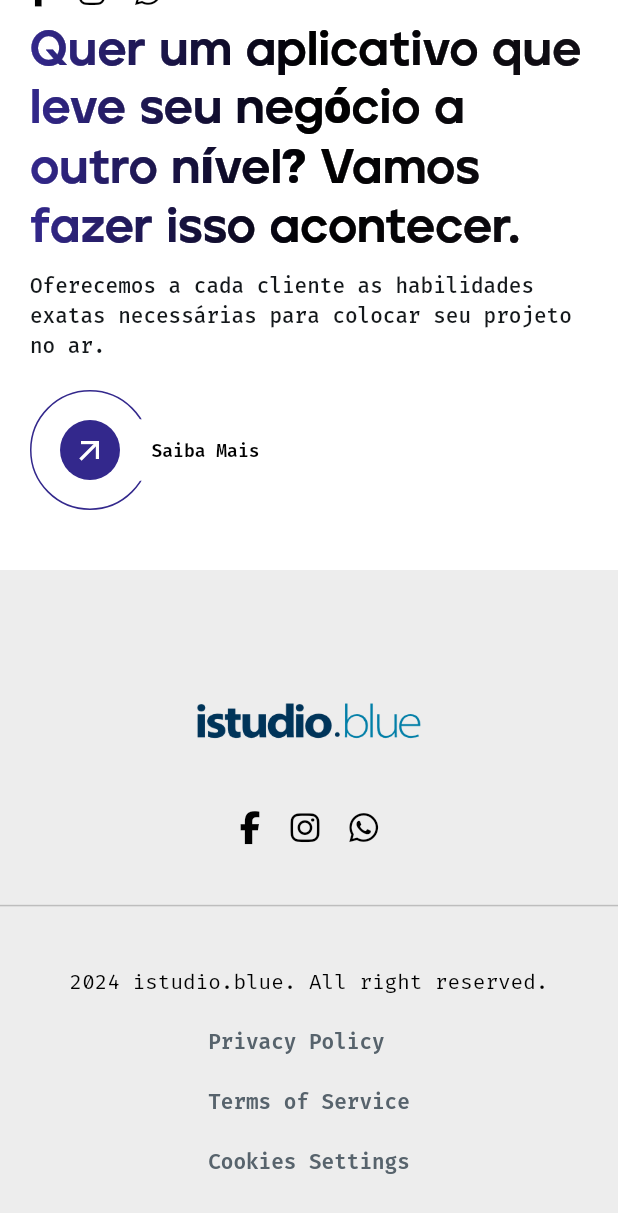
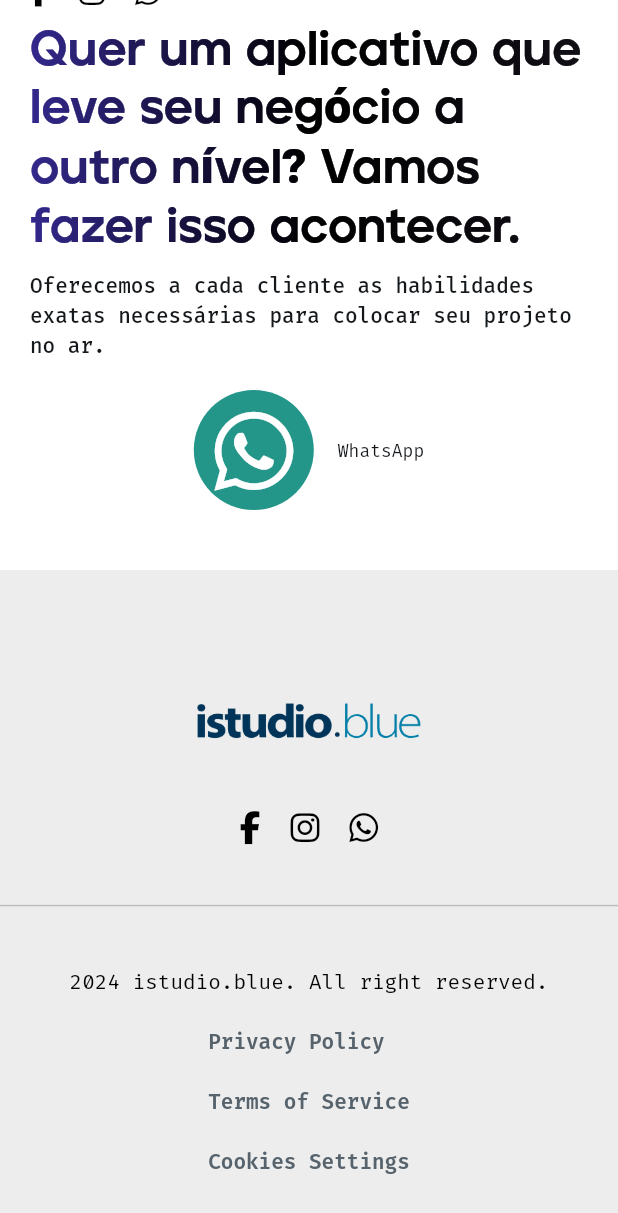
Before and after one commit to itetus/istudioblue, a Flutter app: the screen it shows after launch, scrolled down 1543 dp, on a phone screen of 412 x 824 dp. Shown: the top 1213 px of the screen. Run offline on Flutter 3.47's test engine with Material 3 defaults, Android fonts, the phone set to English and light mode, and no system bars; drawn by our look-alikes of simple_gradient_text; our stand-ins replace auto_size_text, flip_card, flutter_animate, font_awesome_flutter, from_css_color, go_router and 5 more; missing offline and left inert: json_path.

Commit message:
Updating to latest FlutterFlow output.

```diff
--- a/lib/pages/home_page/home_page_model.dart
+++ b/lib/pages/home_page/home_page_model.dart
@@ -3,9 +3,26 @@ import 'home_page_widget.dart' show HomePageWidget;
 import 'package:flutter/material.dart';
 
 class HomePageModel extends FlutterFlowModel<HomePageWidget> {
-  @override
-  void initState(BuildContext context) {}
+  ///  State fields for stateful widgets in this page.
+
+  // State field(s) for Column widget.
+  ScrollController? columnController1;
+  // State field(s) for Column widget.
+  ScrollController? columnController2;
+  // State field(s) for Row widget.
+  ScrollController? rowController;
 
   @override
-  void dispose() {}
+  void initState(BuildContext context) {
+    columnController1 = ScrollController();
+    columnController2 = ScrollController();
+    rowController = ScrollController();
+  }
+
+  @override
+  void dispose() {
+    columnController1?.dispose();
+    columnController2?.dispose();
+    rowController?.dispose();
+  }
 }
--- a/lib/pages/home_page/home_page_widget.dart
+++ b/lib/pages/home_page/home_page_widget.dart
@@ -186,6 +186,7 @@ class _HomePageWidgetState extends State<HomePageWidget>
           ),
         ),
         body: SingleChildScrollView(
+          controller: _model.columnController1,
           child: Column(
             mainAxisSize: MainAxisSize.max,
             children: [
@@ -198,6 +199,7 @@ class _HomePageWidgetState extends State<HomePageWidget>
                   decoration: const BoxDecoration(),
                   child: SingleChildScrollView(
                     primary: false,
+                    controller: _model.columnController2,
                     child: Column(
                       mainAxisSize: MainAxisSize.max,
                       children: [
@@ -2529,6 +2531,24 @@ class _HomePageWidgetState extends State<HomePageWidget>
                                                     0.0, 1.0),
                                                 child: Container(
                                                   decoration: const BoxDecoration(),
+                                                  child: InkWell(
+                                                    splashColor:
+                                                        Colors.transparent,
+                                                    focusColor:
+                                                        Colors.transparent,
+                                                    hoverColor:
+                                                        Colors.transparent,
+                                                    highlightColor:
+                                                        Colors.transparent,
+                                                    onTap: () async {
+                                                      await _model.rowController
+                                                          ?.animateTo(
+                                                        0,
+                                                        duration: const Duration(
+                                                            milliseconds: 100),
+                                                        curve: Curves.ease,
+                                                      );
+                                                    },
                                                     child: Stack(
                                                       alignment:
                                                           const AlignmentDirectional(
@@ -2559,8 +2579,8 @@ class _HomePageWidgetState extends State<HomePageWidget>
                                                               height: 40.0,
                                                               decoration:
                                                                   BoxDecoration(
-                                                              color: FlutterFlowTheme
-                                                                      .of(context)
+                                                                color: FlutterFlowTheme.of(
+                                                                        context)
                                                                     .primary,
                                                                 borderRadius:
                                                                     BorderRadius
@@ -2570,8 +2590,8 @@ class _HomePageWidgetState extends State<HomePageWidget>
                                                               child: const Icon(
                                                                 Icons
                                                                     .arrow_outward,
-                                                              color:
-                                                                  Colors.white,
+                                                                color: Colors
+                                                                    .white,
                                                                 size: 24.0,
                                                               ),
                                                             ),
@@ -2584,16 +2604,18 @@ class _HomePageWidgetState extends State<HomePageWidget>
                                                           child: Container(
                                                             decoration:
                                                                 const BoxDecoration(
-                                                            color: Colors.white,
+                                                              color:
+                                                                  Colors.white,
                                                             ),
                                                             child: Padding(
                                                               padding:
-                                                                const EdgeInsets.all(
+                                                                  const EdgeInsets
+                                                                      .all(
                                                                           12.0),
                                                               child: Text(
                                                                 'Saiba Mais',
-                                                              style: FlutterFlowTheme
-                                                                      .of(context)
+                                                                style: FlutterFlowTheme.of(
+                                                                        context)
                                                                     .bodyMedium
                                                                     .override(
                                                                       fontFamily:
@@ -2615,6 +2637,7 @@ class _HomePageWidgetState extends State<HomePageWidget>
                                                           ),
                                                         ),
                                                       ],
+                                                    ),
                                                   ),
                                                 ),
                                               ),
@@ -2834,6 +2857,7 @@ class _HomePageWidgetState extends State<HomePageWidget>
                                           ),
                                           SingleChildScrollView(
                                             scrollDirection: Axis.horizontal,
+                                            controller: _model.rowController,
                                             child: Row(
                                               mainAxisSize: MainAxisSize.max,
                                               children: [
@@ -3501,86 +3525,79 @@ class _HomePageWidgetState extends State<HomePageWidget>
                                                         const AlignmentDirectional(
                                                             -1.0, 0.0),
                                                     children: [
+                                                      Row(
+                                                        mainAxisSize:
+                                                            MainAxisSize.max,
+                                                        mainAxisAlignment:
+                                                            MainAxisAlignment
+                                                                .center,
+                                                        children: [
+                                                          Row(
+                                                            mainAxisSize:
+                                                                MainAxisSize
+                                                                    .max,
+                                                            children: [
                                                               Container(
                                                                 width: 80.0,
                                                                 height: 80.0,
                                                                 decoration:
                                                                     BoxDecoration(
+                                                                  color: FlutterFlowTheme.of(
+                                                                          context)
+                                                                      .success,
+                                                                  shape: BoxShape
+                                                                      .circle,
+                                                                ),
+                                                                child:
+                                                                    FlutterFlowIconButton(
+                                                                  borderColor:
+                                                                      Colors
+                                                                          .transparent,
                                                                   borderRadius:
-                                                              BorderRadius
-                                                                  .circular(
-                                                                      100.0),
-                                                          border: Border.all(
-                                                            color: FlutterFlowTheme
-                                                                    .of(context)
-                                                                .primary,
-                                                            width: 1.0,
-                                                          ),
-                                                        ),
-                                                        child: Align(
-                                                          alignment:
-                                                              const AlignmentDirectional(
-                                                                  0.0, 0.0),
-                                                          child: Container(
-                                                            width: 40.0,
-                                                            height: 40.0,
-                                                            decoration:
-                                                                BoxDecoration(
-                                                              color: FlutterFlowTheme
-                                                                      .of(context)
-                                                                  .primary,
-                                                              borderRadius:
-                                                                  BorderRadius
-                                                                      .circular(
-                                                                          100.0),
-                                                            ),
-                                                            child: const Icon(
-                                                              Icons
-                                                                  .arrow_outward,
-                                                              color:
-                                                                  Colors.white,
-                                                              size: 24.0,
-                                                            ),
-                                                          ),
-                                                        ),
-                                                      ),
-                                                      Align(
-                                                        alignment:
-                                                            const AlignmentDirectional(
-                                                                -0.5, 0.0),
-                                                        child: Container(
-                                                          decoration:
-                                                              const BoxDecoration(
-                                                            color: Colors.white,
-                                                          ),
-                                                          child: Padding(
+                                                                      8.0,
+                                                                  buttonSize:
+                                                                      40.0,
+                                                                  icon: FaIcon(
+                                                                    FontAwesomeIcons
+                                                                        .whatsapp,
+                                                                    color: FlutterFlowTheme.of(
+                                                                            context)
+                                                                        .info,
+                                                                    size: 60.0,
+                                                                  ),
+                                                                  onPressed:
+                                                                      () async {
+                                                                    await launchURL(
+                                                                        'https://wa.me/+5511963611000');
+                                                                  },
+                                                                ),
+                                                              ),
+                                                              Padding(
                                                                 padding:
-                                                                const EdgeInsets.all(
-                                                                    12.0),
+                                                                    const EdgeInsetsDirectional
+                                                                        .fromSTEB(
+                                                                            16.0,
+                                                                            0.0,
+                                                                            0.0,
+                                                                            0.0),
                                                                 child: Text(
-                                                              'Saiba Mais',
-                                                              style: FlutterFlowTheme
-                                                                      .of(context)
+                                                                  'WhatsApp',
+                                                                  style: FlutterFlowTheme.of(
+                                                                          context)
                                                                       .bodyMedium
                                                                       .override(
                                                                         fontFamily:
-                                                                        FlutterFlowTheme.of(context)
-                                                                            .bodyMediumFamily,
-                                                                    color: Colors
-                                                                        .black,
+                                                                            FlutterFlowTheme.of(context).bodyMediumFamily,
                                                                         letterSpacing:
                                                                             0.0,
-                                                                    fontWeight:
-                                                                        FontWeight
-                                                                            .w600,
-                                                                    useGoogleFonts: GoogleFonts
-                                                                            .asMap()
-                                                                        .containsKey(
-                                                                            FlutterFlowTheme.of(context).bodyMediumFamily),
-                                                                  ),
-                                                            ),
-                                                          ),
-                                                        ),
+                                                                        useGoogleFonts:
+                                                                            GoogleFonts.asMap().containsKey(FlutterFlowTheme.of(context).bodyMediumFamily),
+                                                                      ),
+                                                                ),
+                                                              ),
+                                                            ],
+                                                          ),
+                                                        ],
                                                       ),
                                                     ],
                                                   ),
```
Lines whose indentation alone changed are shown as unchanged.
